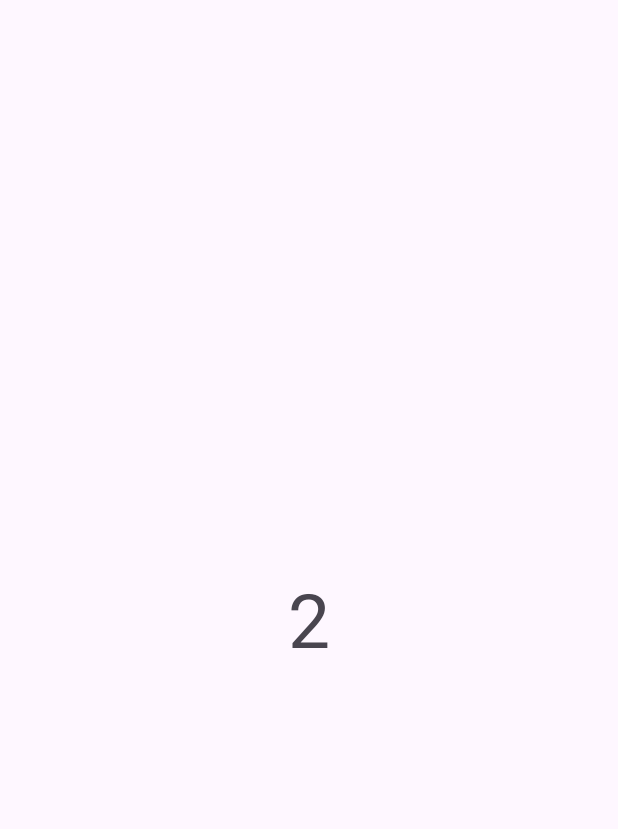
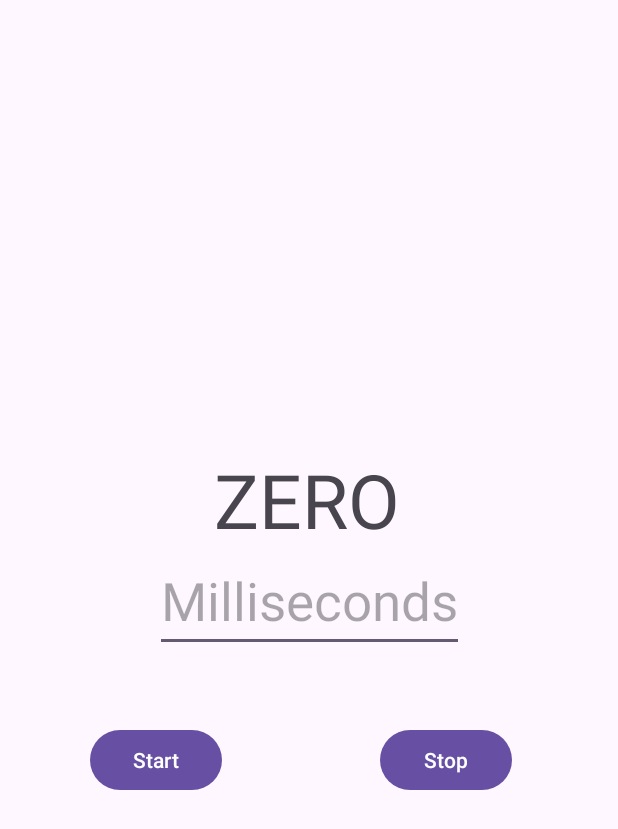
Before and after one commit to AdanGabrielBalbuenaLuna/LiveDataExDZA, an Android app: the screen it shows after launch (MainActivity), on a phone screen of 412 x 824 dp. Before the commit the part shown is almost empty. Shown: the top 829 px of the screen. Run offline under Robolectric (Android 15) with nearby library versions, the phone set to English and light mode, and no system bars.

Commit message:
[LIVEDATA-CREATE-A-LIVEDATA] This code contains the logic in oder to create a Livedata that its value comes from an designation from the UI Controller timerValue

```diff
--- a/app/src/main/java/com/example/livedataexdza/MainActivity.kt
+++ b/app/src/main/java/com/example/livedataexdza/MainActivity.kt
@@ -1,6 +1,8 @@
 package com.example.livedataexdza
 
 import android.os.Bundle
+import android.widget.Button
+import android.widget.EditText
 import android.widget.TextView
 import android.widget.Toast
 import androidx.appcompat.app.AppCompatActivity
@@ -12,11 +14,14 @@ class MainActivity : AppCompatActivity() {
         super.onCreate(savedInstanceState)
         setContentView(R.layout.activity_main)
         val numberTxt:TextView = findViewById<TextView>(R.id.counter)
+        val inputNumber: EditText = findViewById<EditText>(R.id.editTextView)
+        val startButton: Button = findViewById<Button>(R.id.startButton)
+        val stopButton: Button = findViewById<Button>(R.id.stopButton)
 
 
         //val viewModel = MainActivityViewModel()
         val viewModel = ViewModelProvider(this).get(MainActivityViewModel::class.java)
-        viewModel.startTimer()
+
         viewModel.seconds.observe(this, Observer {
             numberTxt.text = it.toString()
         })
@@ -26,5 +31,20 @@ class MainActivity : AppCompatActivity() {
                 Toast.makeText(this, "Finished", Toast.LENGTH_LONG).show()
             }
         })
+
+        startButton.setOnClickListener {
+            if (inputNumber.text.isEmpty() || inputNumber.text.length !in 4..5) {
+                Toast.makeText(this, "Invalid Number", Toast.LENGTH_LONG).show()
+            } else {
+                viewModel.timerValue.value = inputNumber.text.toString().toLong()
+                viewModel.startTimer()
+            }
+        }
+
+        stopButton.setOnClickListener {
+            numberTxt.text = "0"
+            viewModel.stopTimer()
+        }
+
     }
 }
--- a/app/src/main/java/com/example/livedataexdza/MainActivityViewModel.kt
+++ b/app/src/main/java/com/example/livedataexdza/MainActivityViewModel.kt
@@ -4,7 +4,6 @@ import android.os.CountDownTimer
 import androidx.lifecycle.LiveData
 import androidx.lifecycle.MutableLiveData
 import androidx.lifecycle.ViewModel
-import java.util.Objects
 
 class MainActivityViewModel: ViewModel() {
 
@@ -14,8 +13,10 @@ class MainActivityViewModel: ViewModel() {
     val seconds: LiveData<Int> get() = _seconds
     val finished: LiveData<Boolean> get() = _finished
 
+    var timerValue = MutableLiveData<Long>()
+
     fun startTimer() {
-        timer = object : CountDownTimer(10000, 1000) {
+        timer = object : CountDownTimer(timerValue.value!!, 1000) {
             override fun onFinish() {
                 _finished.value = true
             }
@@ -28,6 +29,6 @@ class MainActivityViewModel: ViewModel() {
     }
 
     fun stopTimer() {
-
+        timer.cancel()
     }
 }
--- a/app/src/main/res/layout/activity_main.xml
+++ b/app/src/main/res/layout/activity_main.xml
@@ -11,11 +11,48 @@
         android:id="@+id/counter"
         android:layout_width="wrap_content"
         android:layout_height="wrap_content"
-        android:text="Hello World!"
+        android:text="@string/zero"
+        tools:text="0"
         android:textSize="50sp"
         app:layout_constraintBottom_toBottomOf="parent"
         app:layout_constraintEnd_toEndOf="parent"
+        app:layout_constraintHorizontal_bias="0.496"
         app:layout_constraintStart_toStartOf="parent"
-        app:layout_constraintTop_toTopOf="parent" />
+        app:layout_constraintTop_toTopOf="parent"
+        app:layout_constraintVertical_bias="0.396" />
+
+    <EditText
+        android:id="@+id/editTextView"
+        android:layout_width="wrap_content"
+        android:layout_height="wrap_content"
+        android:textSize="35sp"
+        android:inputType="number"
+        android:maxLength="5"
+        android:hint="@string/milliseconds_hint"
+        app:layout_constraintEnd_toEndOf="parent"
+        app:layout_constraintStart_toStartOf="parent"
+        app:layout_constraintTop_toBottomOf="@+id/counter" />
+
+    <Button
+        android:id="@+id/startButton"
+        android:layout_width="wrap_content"
+        android:layout_height="wrap_content"
+        android:layout_marginStart="60dp"
+        android:layout_marginTop="48dp"
+        android:text="@string/start_button"
+        app:layout_constraintHorizontal_chainStyle="packed"
+        app:layout_constraintStart_toStartOf="parent"
+        app:layout_constraintTop_toBottomOf="@+id/editTextView" />
+
+    <Button
+        android:id="@+id/stopButton"
+        android:layout_width="wrap_content"
+        android:layout_height="wrap_content"
+        android:layout_marginTop="48dp"
+        android:text="@string/finish_button"
+        app:layout_constraintEnd_toEndOf="parent"
+        app:layout_constraintHorizontal_bias="0.6"
+        app:layout_constraintStart_toEndOf="@+id/startButton"
+        app:layout_constraintTop_toBottomOf="@+id/editTextView" />
 
 </androidx.constraintlayout.widget.ConstraintLayout>
--- a/app/src/main/res/values/strings.xml
+++ b/app/src/main/res/values/strings.xml
@@ -1,3 +1,7 @@
 <resources>
     <string name="app_name">LiveDataExDZA</string>
+    <string name="zero">ZERO</string>
+    <string name="start_button">Start</string>
+    <string name="finish_button">Stop</string>
+    <string name="milliseconds_hint">Milliseconds</string>
 </resources>
```
